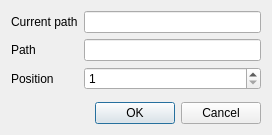
This is src/views/ui_files/dialogs/security_account_dialog.ui in JakubFranek/Kapytal as Qt 5 draws it before an edit. The edited form follows.
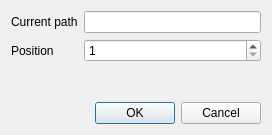
This is the edited form.

Commit message:
Replace many QLineEdits with SmartComboBoxes
Replace "Path" QLineEdits in AccountGroupDialog, CashAccountDialog,
SecurityAccountDialog and CategoryDialog with SmartComboBox.
Replace "Type" QLineEdit in SecurityDialog with SmartComboBox

What changed in the file:
```diff
--- a/src/views/ui_files/dialogs/security_account_dialog.ui
+++ b/src/views/ui_files/dialogs/security_account_dialog.ui
@@ -42,23 +42,13 @@
       <widget class="QLineEdit" name="currentPathLineEdit"/>
      </item>
      <item row="1" column="0">
-      <widget class="QLabel" name="pathLabel">
-       <property name="text">
-        <string>Path</string>
-       </property>
-      </widget>
-     </item>
-     <item row="1" column="1">
-      <widget class="QLineEdit" name="pathLineEdit"/>
-     </item>
-     <item row="2" column="0">
       <widget class="QLabel" name="positionLabel">
        <property name="text">
         <string>Position</string>
        </property>
       </widget>
      </item>
-     <item row="2" column="1">
+     <item row="1" column="1">
       <widget class="QSpinBox" name="positionSpinBox">
        <property name="alignment">
         <set>Qt::AlignLeading|Qt::AlignLeft|Qt::AlignVCenter</set>
```
The commit also changes 15 other files.
